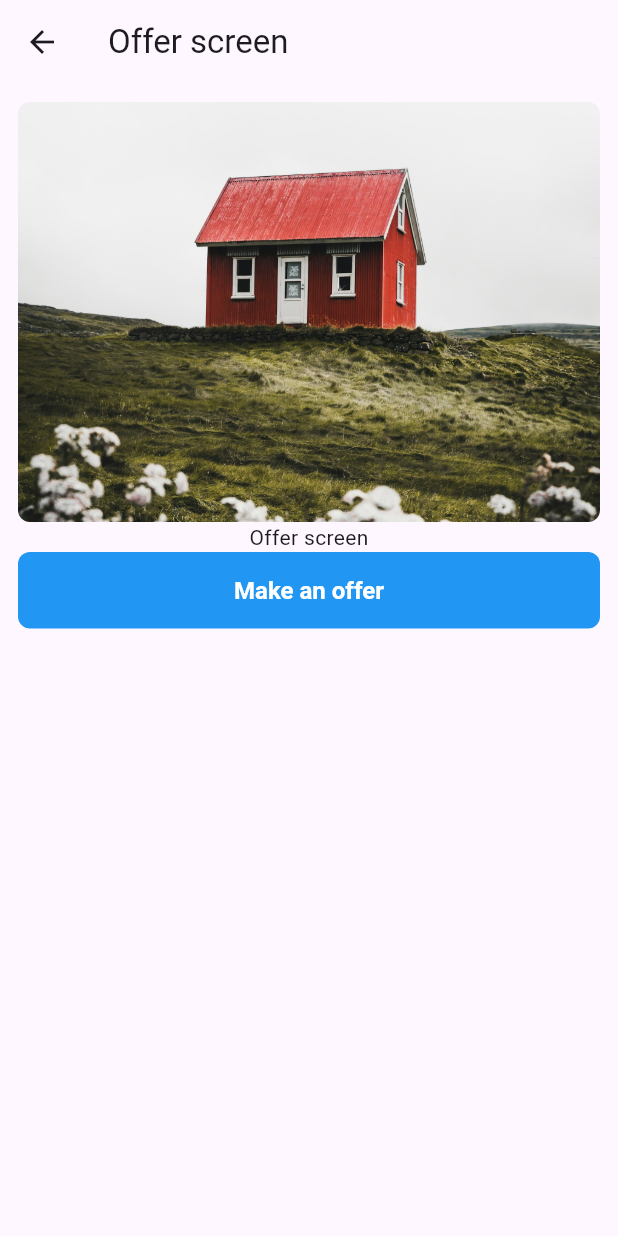
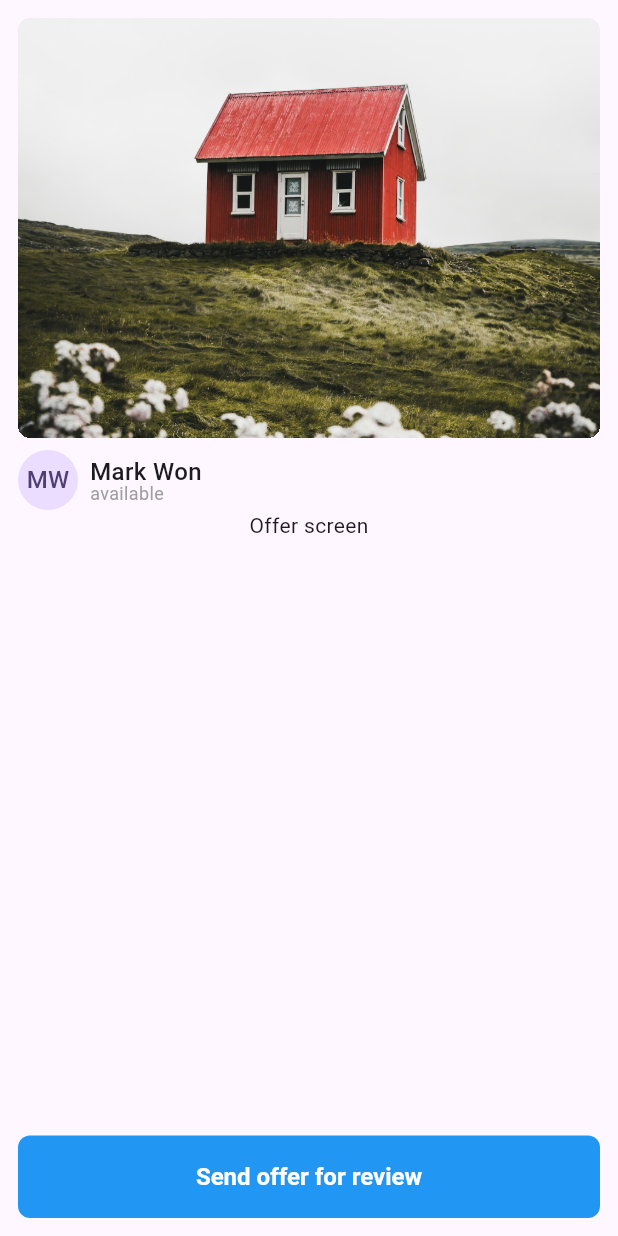
Before and after one commit to DennisCMoes/real-estate-mobile, a Flutter app: the DetailScreen screen opened by its route, after a tap on "Make an offer", on a phone screen of 412 x 824 dp. Run offline on Flutter 3.47's test engine with Material 3 defaults, Android fonts, the phone set to English and light mode, and no system bars.

Commit message:
Reworked the hero animation border radius

```diff
--- a/lib/screens/detail.dart
+++ b/lib/screens/detail.dart
@@ -1,50 +1,86 @@
 import 'package:flutter/material.dart';
 import 'package:real_estate/components/dot.dart';
 import 'package:real_estate/components/primary_button.dart';
+import 'package:real_estate/screens/offer.dart';
 import 'package:real_estate/transitions/fade.dart';
 import 'package:real_estate/transitions/slide_from_bottom.dart';
 
-class DetailScreen extends StatelessWidget {
+class DetailScreen extends StatefulWidget {
   const DetailScreen({super.key});
+
+  @override
+  State<DetailScreen> createState() => _DetailScreenState();
+}
+
+class _DetailScreenState extends State<DetailScreen> {
+  bool _transitionComplete = false;
+
+  Route _createRoute() {
+    return PageRouteBuilder(
+      pageBuilder: (context, animation, secondaryAnimation) =>
+          const OfferScreen(),
+      transitionsBuilder: (context, animation, secondaryAnimation, child) {
+        const begin = Offset(0.0, 1.0);
+        const end = Offset.zero;
+        const curve = Curves.ease;
+
+        var tween =
+            Tween(begin: begin, end: end).chain(CurveTween(curve: curve));
+
+        return SlideTransition(
+          position: animation.drive(tween),
+          child: child,
+        );
+      },
+    );
+  }
+
+  @override
+  void initState() {
+    super.initState();
+
+    WidgetsBinding.instance.addPostFrameCallback((_) {
+      ModalRoute.of(context)?.animation?.addStatusListener((status) async {
+        if (status == AnimationStatus.completed) {
+          setState(() {
+            _transitionComplete = true;
+          });
+        }
+      });
+    });
+  }
 
   @override
   Widget build(BuildContext context) {
     return Scaffold(
-      appBar: AppBar(
-        title: const Text("Detail screen"),
-      ),
-      bottomNavigationBar: BottomAppBar(
-        color: Colors.transparent,
-        child: PrimaryButton(
-          label: 'Make an offer',
-          onClick: () {
-            Navigator.pushNamed(context, 'offer');
-          },
-        ),
-      ),
-      body: Padding(
+      appBar: AppBar(),
+      body: SafeArea(
+        child: Padding(
           padding: const EdgeInsets.all(12.0),
           child: Column(
             children: [
-            Container(
+              Hero(
+                tag: 'HouseImg',
+                child: Container(
                   decoration: BoxDecoration(
                     borderRadius: BorderRadius.circular(8.0),
                   ),
                   clipBehavior: Clip.hardEdge,
-              child: const Hero(
-                tag: 'HouseImg',
-                child: Image(
+                  child: const Image(
                     image: AssetImage('assets/images/house_img.jpg'),
                   ),
                 ),
               ),
-            const Padding(
-              padding: EdgeInsets.only(top: 10),
+              if (_transitionComplete)
+                Expanded(
+                  child: Padding(
+                    padding: const EdgeInsets.only(top: 10),
                     child: FadeWidget(
                       child: SlideFromBottom(
                         child: Column(
+                          mainAxisAlignment: MainAxisAlignment.spaceBetween,
                           children: [
-                      Row(
+                            const Row(
                               children: [
                                 Text(
                                   '€250,000',
@@ -56,12 +92,13 @@ class DetailScreen extends StatelessWidget {
                                 SizedBox(width: 10),
                                 Text(
                                   '5 hrs ago',
-                            style: TextStyle(fontSize: 16, color: Colors.grey),
+                                  style: TextStyle(
+                                      fontSize: 16, color: Colors.grey),
                                 ),
                               ],
                             ),
-                      SizedBox(height: 8),
-                      Row(
+                            const SizedBox(height: 8),
+                            const Row(
                               children: [
                                 Flexible(
                                   child: Text(
@@ -75,8 +112,8 @@ class DetailScreen extends StatelessWidget {
                                 )
                               ],
                             ),
-                      SizedBox(height: 8),
-                      Row(
+                            const SizedBox(height: 8),
+                            const Row(
                               crossAxisAlignment: CrossAxisAlignment.center,
                               children: [
                                 Text(
@@ -112,8 +149,17 @@ class DetailScreen extends StatelessWidget {
                                 )
                               ],
                             ),
-                      SizedBox(height: 8),
+                            const SizedBox(height: 16),
+                            PrimaryButton(
+                              label: 'Make an offer',
+                              onClick: () {
+                                Navigator.of(context)
+                                    .pushReplacement(_createRoute());
+                                // Navigator.pushNamed(context, 'offer');
+                              },
+                            ),
                           ],
+                        ),
                       ),
                     ),
                   ),
@@ -121,6 +167,7 @@ class DetailScreen extends StatelessWidget {
             ],
           ),
         ),
+      ),
     );
   }
 }
--- a/lib/screens/offer.dart
+++ b/lib/screens/offer.dart
@@ -1,20 +1,45 @@
 import 'package:flutter/material.dart';
+import 'package:real_estate/components/primary_button.dart';
+import 'package:real_estate/screens/accepted.dart';
 
 class OfferScreen extends StatelessWidget {
   const OfferScreen({super.key});
 
+  Route _createRoute() {
+    return PageRouteBuilder(
+      pageBuilder: (context, animation, secondaryAnimation) =>
+          const OfferAcceptedScreen(),
+      transitionsBuilder: (context, animation, secondaryAnimation, child) {
+        const begin = Offset(0.0, 1.0);
+        const end = Offset.zero;
+        const curve = Curves.ease;
+
+        var tween =
+            Tween(begin: begin, end: end).chain(CurveTween(curve: curve));
+
+        return SlideTransition(
+          position: animation.drive(tween),
+          child: child,
+        );
+      },
+    );
+  }
+
   @override
   Widget build(BuildContext context) {
     return Scaffold(
-      appBar: AppBar(
-        title: const Text("Offer screen"),
-      ),
-      body: Padding(
+      body: SafeArea(
+        child: Padding(
           padding: const EdgeInsets.all(12.0),
           child: Column(
             children: [
-            ClipRRect(
+              Hero(
+                tag: 'HouseImg',
+                child: Container(
+                  decoration: BoxDecoration(
                     borderRadius: BorderRadius.circular(8.0),
+                  ),
+                  clipBehavior: Clip.hardEdge,
                   child: const Image(
                     image: AssetImage('assets/images/house_img.jpg'),
                     fit: BoxFit.cover,
@@ -22,29 +47,46 @@ class OfferScreen extends StatelessWidget {
                     width: double.infinity,
                   ),
                 ),
-            const Text("Offer screen"),
-            SizedBox(
-                width: double.infinity,
-                child: TextButton(
-                  onPressed: () {
-                    Navigator.pushNamed(context, 'accepted');
-                  },
-                  style: TextButton.styleFrom(
-                    padding: const EdgeInsets.symmetric(vertical: 16),
-                    backgroundColor: Colors.blue,
-                    foregroundColor: Colors.white,
-                    textStyle: const TextStyle(
+              ),
+              const SizedBox(height: 8),
+              const Row(
+                children: [
+                  CircleAvatar(
+                    child: Text("MW"),
+                  ),
+                  SizedBox(width: 8),
+                  Wrap(
+                    direction: Axis.vertical,
+                    spacing: -6,
+                    children: [
+                      Text(
+                        "Mark Won",
+                        style: TextStyle(
+                          fontWeight: FontWeight.w500,
                           fontSize: 16,
-                      fontWeight: FontWeight.w600,
-                    ),
-                    shape: RoundedRectangleBorder(
-                      borderRadius: BorderRadius.circular(8),
                         ),
                       ),
-                  child: const Text('Make an offer'),
+                      Text(
+                        "available",
+                        style: TextStyle(
+                          fontSize: 12,
+                          color: Colors.grey,
                         ),
-              )
+                      ),
                     ],
+                  ),
+                ],
+              ),
+              const Text("Offer screen"),
+              const Spacer(),
+              PrimaryButton(
+                label: 'Send offer for review',
+                onClick: () {
+                  Navigator.pushReplacement(context, _createRoute());
+                },
+              ),
+            ],
+          ),
         ),
       ),
     );
```
Lines whose indentation alone changed are shown as unchanged.
